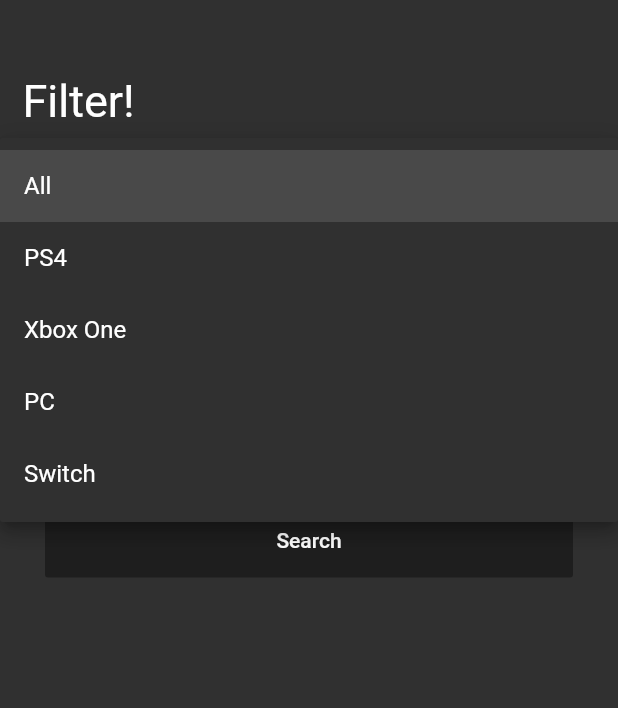
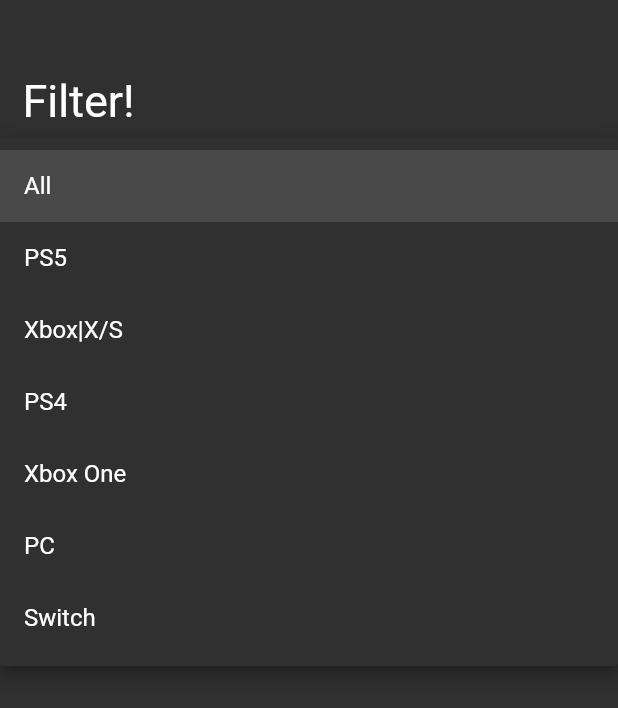
Before and after one commit to saraiva1989/gamereleaseflutter, a Flutter app: the Filtro screen opened directly, after a tap on "All", on a phone screen of 412 x 824 dp. Shown: the top 708 px of the screen. Run offline on Flutter 3.47's test engine with Material 2 defaults, Android fonts, the phone set to English and light mode, and no system bars; our stand-ins replace carousel_pro, material_design_icons_flutter, splashscreen, sqflite, webview_flutter; accounts and stored records are empty.

Commit message:
Feito a implementação do filtro para PS5 e xbox S|X

```diff
--- a/lib/view/Filtro.dart
+++ b/lib/view/Filtro.dart
@@ -126,6 +126,14 @@ class _FiltroState extends State<Filtro> {
           value: '',
         ),
         DropdownMenuItem<String>(
+          child: Text('PS5'),
+          value: '187',
+        ),
+        DropdownMenuItem<String>(
+          child: Text('Xbox|X/S'),
+          value: '186',
+        ),
+        DropdownMenuItem<String>(
           child: Text('PS4'),
           value: '18',
         ),
--- a/lib/widget/cardGame.dart
+++ b/lib/widget/cardGame.dart
@@ -2,10 +2,10 @@ import 'package:flutter/material.dart';
 import 'package:game_release/model/GamesModel.dart';
 import 'package:game_release/view/JogoDetalhe.dart';
 
-Widget cardGame(BuildContext context, int index,List<Retorno> _listaJogos) {
+Widget cardGame(BuildContext context, int index, List<Retorno> _listaJogos) {
   String nome = _listaJogos.elementAt(index).nome;
   String background = _listaJogos.elementAt(index).background ??
-      "https://arcadaweb.com.br/img/cardnotfound.jpg";
+      "https://thumbs.dreamstime.com/t/error-page-not-found-pixel-art-bit-objects-retro-game-assets-set-icons-vintage-computer-video-arcades-vector-illustration-136642892.jpg";
   //var valor = _listaJogos.values.elementAt(index)["buy"];
 
   return Container(
```
Also changed, not shown: lib/view/JogoDetalhe.dart (+14 -7 lines), lib/view/ProximoTrinta.dart (+5 -4 lines), lib/view/Todos.dart (+6 -5 lines), pubspec.lock, 14 other files.
